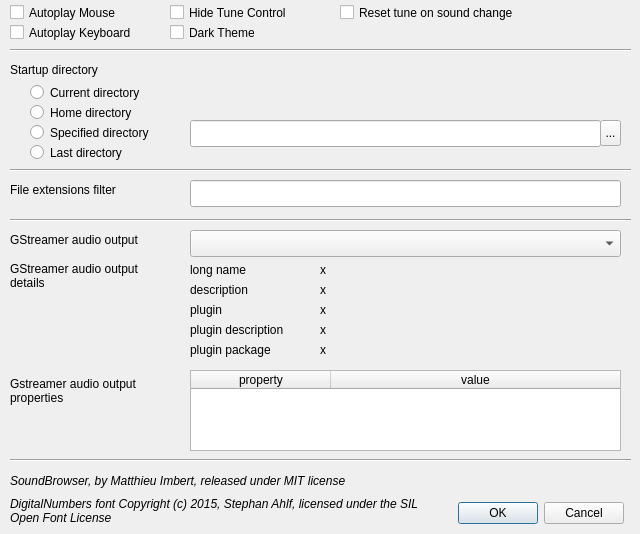
Old version of the form lib/ui_lib/prefs_dial.ui in the repository mimbert/soundbrowser.
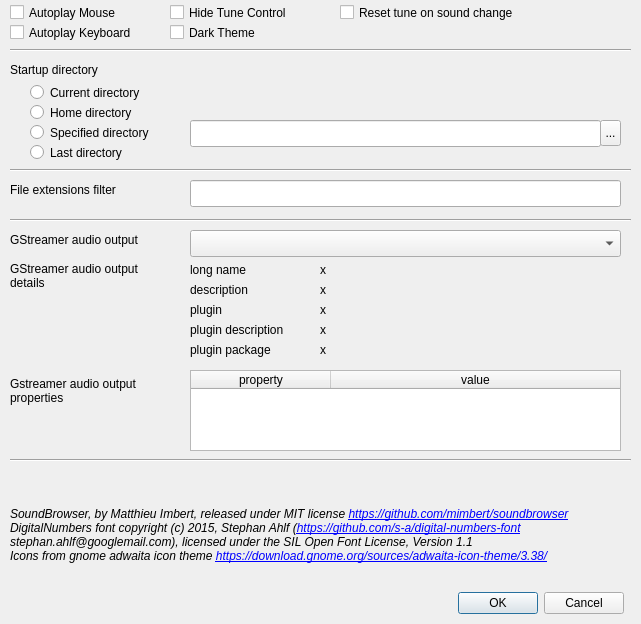
New version of the form. Icons and pictures are not drawn.

Commit message: complete licenses in prefs dialog

Diff of the .ui file:
```diff
--- a/lib/ui_lib/prefs_dial.ui
+++ b/lib/ui_lib/prefs_dial.ui
@@ -6,8 +6,8 @@
    <rect>
     <x>0</x>
     <y>0</y>
-    <width>640</width>
-    <height>534</height>
+    <width>641</width>
+    <height>624</height>
    </rect>
   </property>
   <property name="sizePolicy">
@@ -30,7 +30,7 @@
    <property name="geometry">
     <rect>
      <x>450</x>
-     <y>500</y>
+     <y>590</y>
      <width>181</width>
      <height>27</height>
     </rect>
@@ -493,9 +493,9 @@
    <property name="geometry">
     <rect>
      <x>10</x>
-     <y>470</y>
-     <width>441</width>
-     <height>21</height>
+     <y>460</y>
+     <width>621</width>
+     <height>151</height>
     </rect>
    </property>
    <property name="font">
@@ -506,7 +506,13 @@
     </font>
    </property>
    <property name="text">
-    <string>SoundBrowser, by Matthieu Imbert, released under MIT license</string>
+    <string>SoundBrowser, by Matthieu Imbert, released under MIT license &lt;a href=&quot;https://github.com/mimbert/soundbrowser&quot;&gt;https://github.com/mimbert/soundbrowser&lt;/a&gt;&lt;br/&gt;DigitalNumbers font copyright (c) 2015, Stephan Ahlf (&lt;a href=&quot;https://github.com/s-a/digital-numbers-font&quot;&gt;https://github.com/s-a/digital-numbers-font&lt;/a&gt; stephan.ahlf@googlemail.com), licensed under the SIL Open Font License, Version 1.1&lt;br/&gt;Icons from gnome adwaita icon theme &lt;a href=&quot;https://download.gnome.org/sources/adwaita-icon-theme/3.38/&quot;&gt;https://download.gnome.org/sources/adwaita-icon-theme/3.38/&lt;/a&gt;</string>
+   </property>
+   <property name="textFormat">
+    <enum>Qt::RichText</enum>
+   </property>
+   <property name="wordWrap">
+    <bool>true</bool>
    </property>
   </widget>
   <widget class="QCheckBox" name="check_dark_theme">
@@ -548,29 +554,6 @@
     <string>Reset tune on sound change</string>
    </property>
   </widget>
-  <widget class="QLabel" name="label_2">
-   <property name="geometry">
-    <rect>
-     <x>10</x>
-     <y>490</y>
-     <width>431</width>
-     <height>41</height>
-    </rect>
-   </property>
-   <property name="font">
-    <font>
-     <weight>50</weight>
-     <italic>true</italic>
-     <bold>false</bold>
-    </font>
-   </property>
-   <property name="text">
-    <string>DigitalNumbers font Copyright (c) 2015, Stephan Ahlf, licensed under the SIL Open Font License</string>
-   </property>
-   <property name="wordWrap">
-    <bool>true</bool>
-   </property>
-  </widget>
  </widget>
  <resources>
   <include location="soundbrowser.qrc"/>
```
The commit also changes 1 other file.
